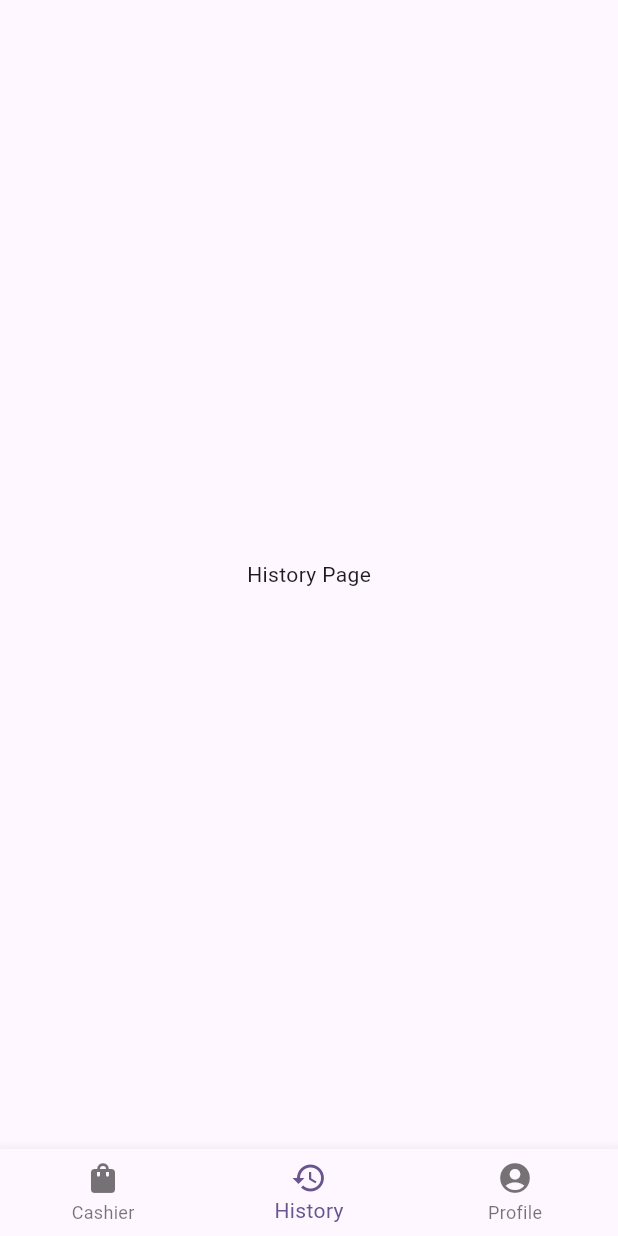
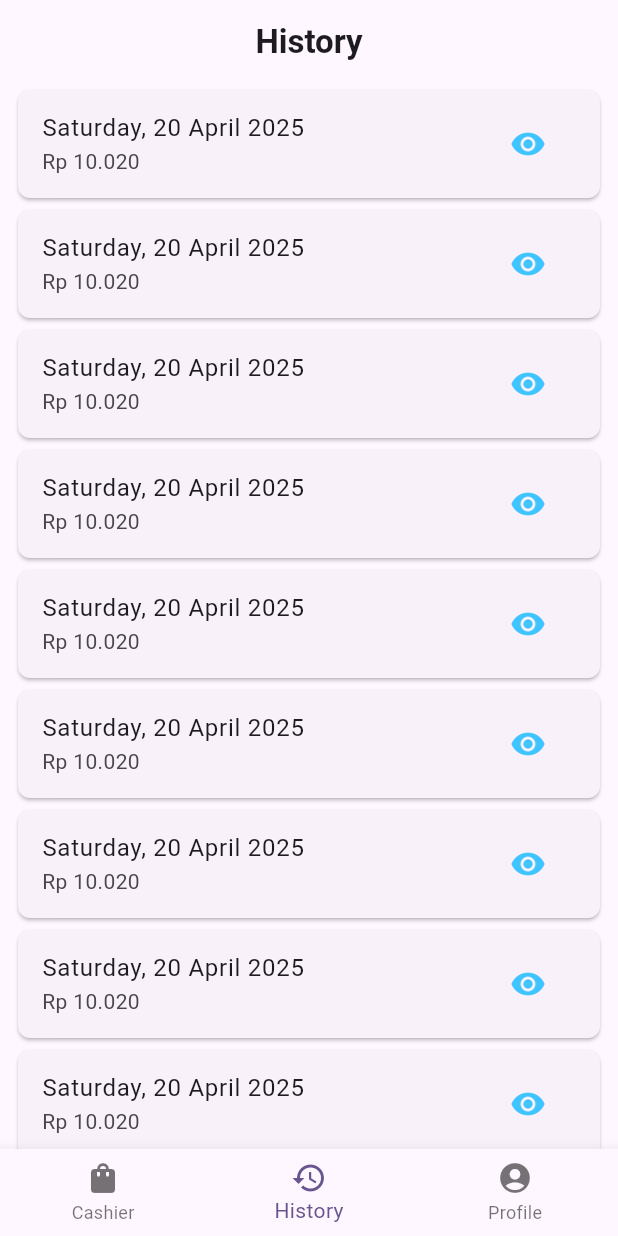
Before and after one commit to yafizh/mitra_cempaka, a Flutter app: the HomePage screen opened directly, item 2 of the bottom bar chosen, on a phone screen of 412 x 824 dp. Run offline on Flutter 3.47's test engine with Material 3 defaults, Android fonts, the phone set to English and light mode, and no system bars; our stand-ins replace shared_preferences; accounts and stored records are empty.

Commit message:
history and detail history page

```diff
--- a/lib/pages/checkout_page.dart
+++ b/lib/pages/checkout_page.dart
@@ -21,8 +21,6 @@ class CheckoutPage extends StatelessWidget {
             children: [
               Expanded(
                 child: ListView.builder(
-                  scrollDirection: Axis.vertical,
-                  shrinkWrap: true,
                   itemCount: cart.carts.length,
                   itemBuilder: (BuildContext context, int index) {
                     final drug = cart.carts[index].drug;
@@ -99,6 +97,7 @@ class CheckoutPage extends StatelessWidget {
                       onPressed: () {
                         Navigator.of(context).pop();
                         Navigator.of(context).pop();
+                        cart.removeAll();
                       },
                       style: FilledButton.styleFrom(
                         minimumSize: Size.fromHeight(48),
--- /dev/null
+++ b/lib/pages/history_page.dart
@@ -0,0 +1,124 @@
+import 'dart:math';
+import 'package:flutter/material.dart';
+import 'package:intl/intl.dart';
+import 'package:mitra_cempaka/models/drug.dart';
+import 'package:mitra_cempaka/pages/detail_history_page.dart';
+import 'package:mitra_cempaka/services/provider/cart_provider.dart';
+import 'package:provider/provider.dart';
+
+class HistoryPage extends StatefulWidget {
+  const HistoryPage({super.key});
+
+  @override
+  State<HistoryPage> createState() => _HistoryPageState();
+}
+
+class _HistoryPageState extends State<HistoryPage> {
+  List<Drug> drugs = [];
+
+  final ScrollController _scrollController = ScrollController();
+
+  int _page = 1;
+
+  int _totalPage = 3;
+
+  @override
+  void initState() {
+    super.initState();
+
+    for (int i = 1; i <= 20; i++) {
+      drugs.add(Drug("Obat $i", Random().nextInt(100) + 10000));
+    }
+
+    _scrollController.addListener(() async {
+      if (_scrollController.position.pixels ==
+          _scrollController.position.maxScrollExtent) {
+        if (_page < _totalPage) {
+          _page += 1;
+          await Future.delayed(Duration(seconds: 3));
+          final temp = [];
+          for (int i = drugs.length + 1; i <= (20 * _page); i++) {
+            temp.add(Drug("Obat $i", Random().nextInt(100) + 10000));
+          }
+          setState(() {
+            drugs = [...drugs, ...temp];
+          });
+        }
+      }
+    });
+  }
+
+  @override
+  void dispose() {
+    _scrollController.dispose();
+    super.dispose();
+  }
+
+  @override
+  Widget build(BuildContext context) {
+    return Consumer<CartProvider>(
+      builder: (context, cart, child) {
+        return Scaffold(
+          appBar: AppBar(
+            title: Text(
+              "History",
+              style: TextStyle(fontWeight: FontWeight.bold),
+            ),
+            centerTitle: true,
+          ),
+          body: Column(
+            children: [
+              Expanded(
+                child: Padding(
+                  padding: const EdgeInsets.symmetric(horizontal: 8.0),
+                  child: ListView.builder(
+                    controller: _scrollController,
+                    itemCount: (drugs.length + (_page == _totalPage ? 0 : 1)),
+                    itemBuilder: (BuildContext context, int index) {
+                      if (index == drugs.length) {
+                        return Padding(
+                          padding: EdgeInsetsGeometry.symmetric(vertical: 16),
+                          child: Center(child: CircularProgressIndicator()),
+                        );
+                      }
+
+                      return Card(
+                        shape: RoundedRectangleBorder(
+                          borderRadius: BorderRadius.circular(8.0),
+                        ),
+                        child: ListTile(
+                          title: Text("Saturday, 20 April 2025"),
+                          subtitle: Text(
+                            NumberFormat.currency(
+                              locale: 'id_ID',
+                              symbol: 'Rp ',
+                              decimalDigits: 0,
+                            ).format(drugs[index].price),
+                          ),
+                          trailing: IconButton(
+                            onPressed: () {
+                              Navigator.of(context).push(
+                                MaterialPageRoute(
+                                  builder: (context) =>
+                                      DetailHistoryPage(id: 1),
+                                ),
+                              );
+                            },
+                            icon: Icon(
+                              Icons.remove_red_eye,
+                              color: Colors.lightBlueAccent,
+                            ),
+                          ),
+                        ),
+                      );
+                    },
+                  ),
+                ),
+              ),
+            ],
+          ),
+        );
+      },
+    );
+  }
+}
--- a/lib/pages/home_page.dart
+++ b/lib/pages/home_page.dart
@@ -1,5 +1,6 @@
 import 'package:flutter/material.dart';
 import 'package:mitra_cempaka/pages/cashier_page.dart';
+import 'package:mitra_cempaka/pages/history_page.dart';
 import 'package:mitra_cempaka/pages/setting_page.dart';
 
 class HomePage extends StatefulWidget {
@@ -12,7 +13,7 @@ class HomePage extends StatefulWidget {
 class _HomePageState extends State<HomePage> {
   final _pages = [
     CashierPage(),
-    Center(child: Text('History Page')),
+    HistoryPage(),
     SettingPage(),
   ];
   int _currentIndex = 0;
```
Also changed, not shown: lib/pages/detail_history_page.dart (added, +88 -0 lines).
